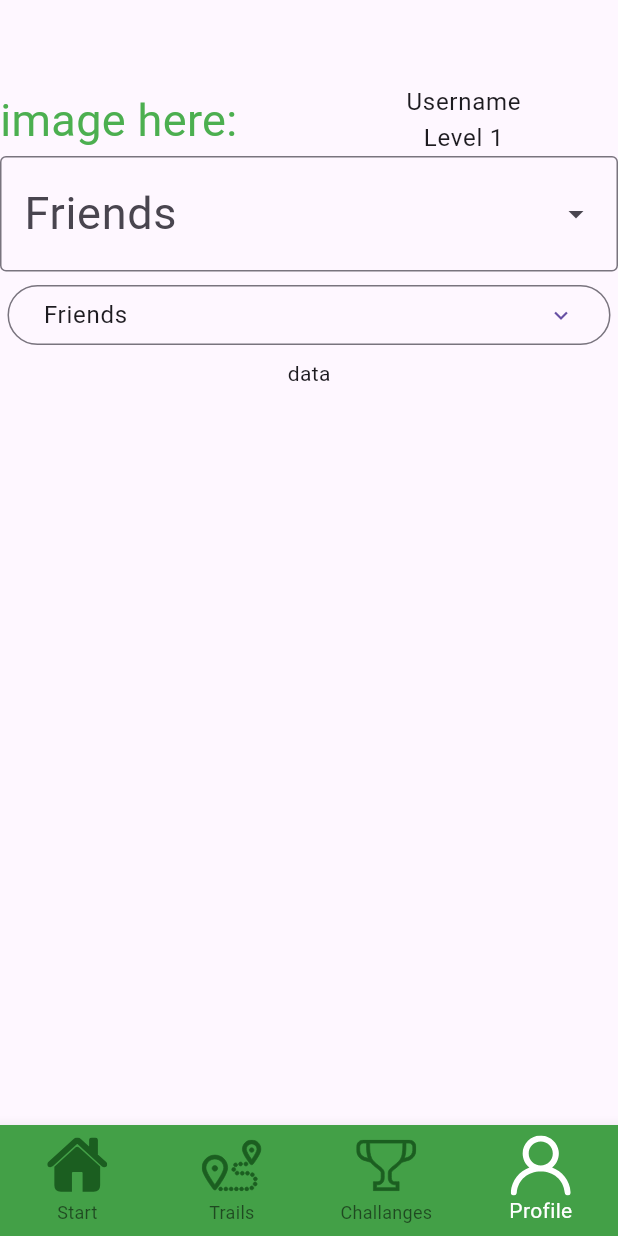
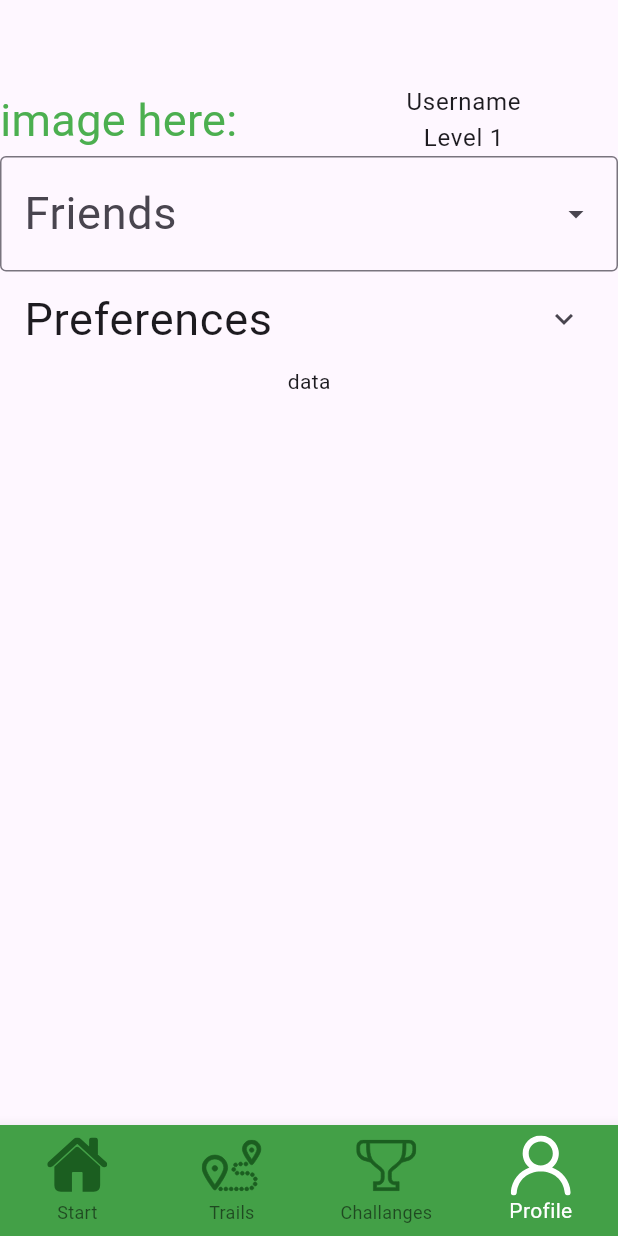
Before and after one commit to Miro-Ali-Akbar/DSP-Fikon, a Flutter app: the screen it shows after launch, item 4 of the bottom bar chosen, on a phone screen of 412 x 824 dp. Run offline on Flutter 3.47's test engine with Material 3 defaults, Android fonts, the phone set to English and light mode, and no system bars; our stand-ins replace flutter_svg; Roboto replaces fonts that are missing (InterRegular).

Commit message:
changed to use expantiontile instead as that is the correct way to do it

```diff
--- a/client/lib/pages/profile_page.dart
+++ b/client/lib/pages/profile_page.dart
@@ -9,7 +9,6 @@ class ProfilePage extends StatefulWidget {
 }
 
 class _ProfilePageState extends State<ProfilePage> {
-  bool isExpanded = false;
   @override
   Widget build(BuildContext context) {
     return MaterialApp(
@@ -74,44 +73,33 @@ class _ProfilePageState extends State<ProfilePage> {
                 // Do something when you click on a friend eg take them to friend page?
               },
             ),
-            Container(
-              width: ProfilePage.dropDownWidth,
-              padding: EdgeInsets.all(5.0),
-              child: OutlinedButton(
-                child: Row(
-                  children: [
-                    Text('Friends',
-                        style: Theme.of(context).textTheme.bodyLarge),
-                    Spacer(),
-                    Icon(isExpanded ? Icons.expand_less : Icons.expand_more),
-                  ],
-                ),
-                onPressed: () {
-                  setState(() {
-                    isExpanded = !isExpanded;
-                  });
-                },
-              ),
-            ),
-            if (isExpanded)
-              Column(
+            // https://api.flutter.dev/flutter/material/ExpansionTile-class.html
+            ExpansionTile(title: const Text("Preferences"), children: <Widget>[
+              Builder(builder: (BuildContext context) {
+                return Container(
+                  padding: const EdgeInsets.all(24),
+                  alignment: Alignment.center,
+                  child: Column(
                     crossAxisAlignment: CrossAxisAlignment.start,
                     children: <Widget>[
                       ListTile(
-                    title: Text('Button 3'),
+                        title: Text('Button 1'),
                         onTap: () {
-                      // Do something when Button 3 is pressed
+                          // Do something when Button
                         },
                       ),
                       ListTile(
-                    title: Text('Button 4'),
+                        title: Text('Button 2'),
                         onTap: () {
-                      // Do something when Button 4 is pressed
+                          // Do something when Button
                         },
                       ),
                       // Add more buttons as needed
                     ],
                   ),
+                );
+              },),
+            ],),
             Text("data"),
             // add firebase api
             // const SignOutButton(),
```
Lines whose indentation alone changed are shown as unchanged.
